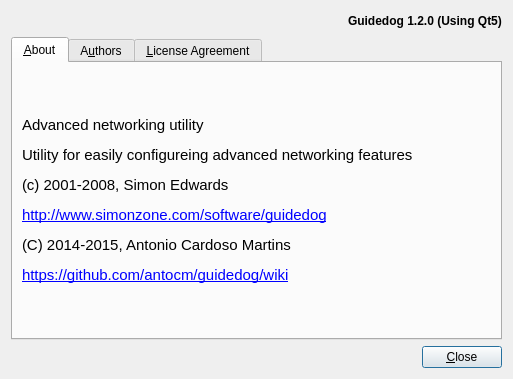
Above: aboutdialog.ui from antocm/guidedog before the change. Below: the same form after it.
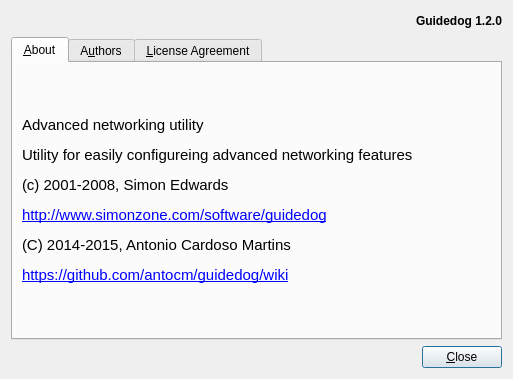
That is the form after the change. Icons and pictures are not drawn.

Commit message: Removed "Qt 5" from label

Diff of the .ui file:
```diff
--- a/aboutdialog.ui
+++ b/aboutdialog.ui
@@ -78,7 +78,7 @@
           </font>
          </property>
          <property name="text">
-          <string>Guidedog 1.2.0 (Using Qt5)</string>
+          <string>Guidedog 1.2.0</string>
          </property>
         </widget>
        </item>
```
